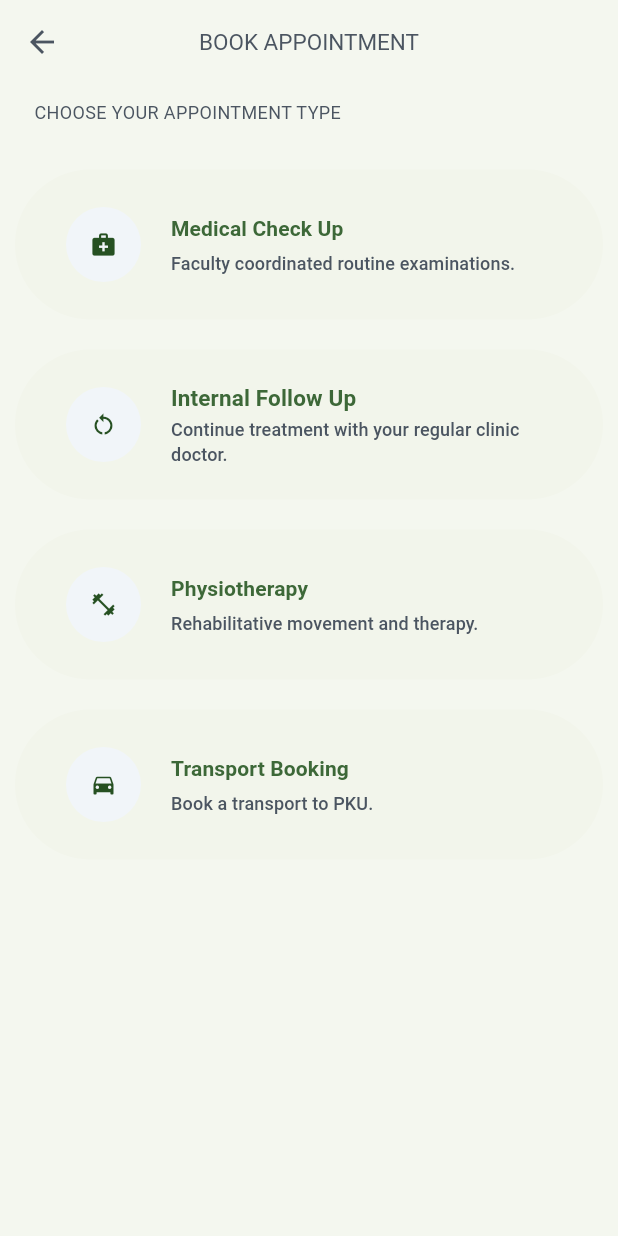
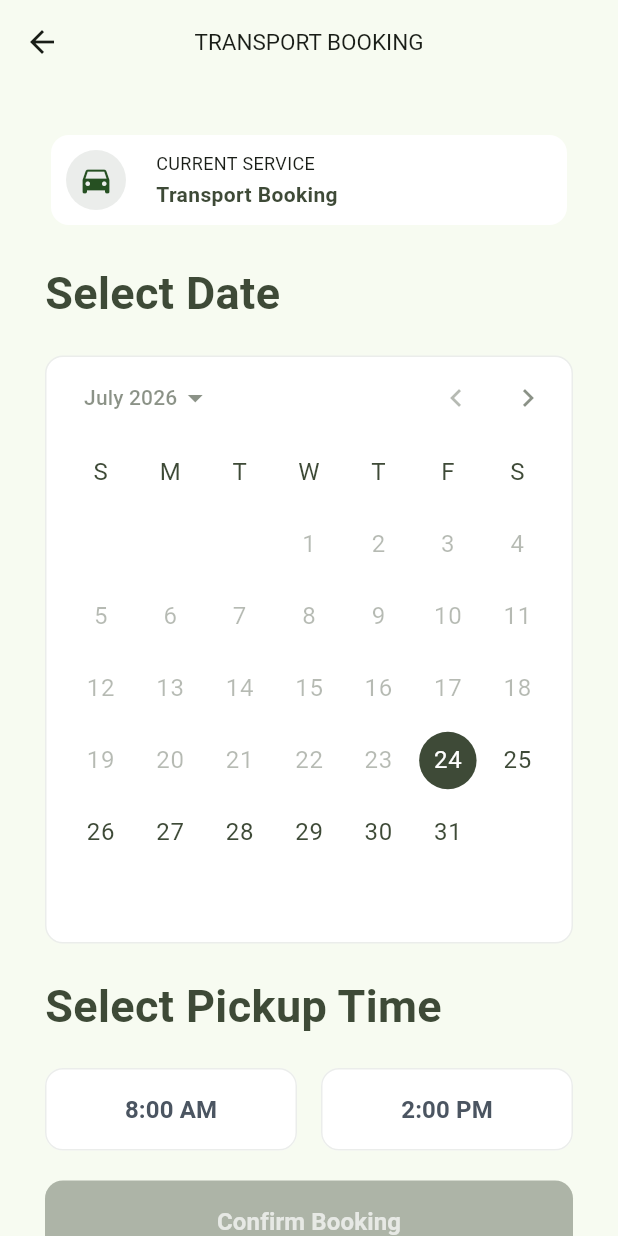
Before and after one commit to MhdShafiqZakaria/sihat-frontend, a Flutter app: the ChooseAppointmentTypePage screen opened directly, after a tap on "Transport Booking", on a phone screen of 412 x 824 dp. Run offline on Flutter 3.47's test engine with Material 3 defaults, Android fonts, the phone set to English and light mode, and no system bars; our stand-ins replace google_fonts.

Commit message:
Add BookingtransportBookingPage, refactor McuBookingpage to include date and time slot selection, and update navigation in ChooseAppointmentTypePage

```diff
--- /dev/null
+++ b/lib/view/appointment/bookingtransport_booking_page.dart
@@ -0,0 +1,186 @@
+// ignore_for_file: file_names
+
+import 'package:flutter/material.dart';
+
+class BookingtransportBookingPage extends StatefulWidget {
+  const BookingtransportBookingPage({super.key});
+
+  @override
+  State<BookingtransportBookingPage> createState() =>
+      _BookingtransportBookingPageState();
+}
+
+class _BookingtransportBookingPageState
+    extends State<BookingtransportBookingPage> {
+  DateTime? _selectedDate;
+  int? _selectedSlot;
+
+  @override
+  Widget build(BuildContext context) {
+    return Scaffold(
+      // backgroundColor: Colors.white,
+      appBar: AppBar(
+        title: const Text("TRANSPORT BOOKING", style: TextStyle(fontSize: 15)),
+        centerTitle: true,
+      ),
+      body: SingleChildScrollView(
+        child: Padding(
+          padding: EdgeInsets.all(30),
+          child: Column(
+            children: [
+              Card(
+                elevation: 0,
+                color: Colors.white,
+                child: Padding(
+                  padding: EdgeInsets.all(10),
+                  child: Row(
+                    children: [
+                      const CircleAvatar(
+                        backgroundColor: Color.fromRGBO(235, 237, 235, 1),
+                        child: Icon(Icons.directions_car),
+                      ),
+                      SizedBox(width: 20),
+                      Column(
+                        mainAxisAlignment: MainAxisAlignment.center,
+                        crossAxisAlignment: CrossAxisAlignment.start,
+                        children: [
+                          Text("CURRENT SERVICE", style: TextStyle(fontSize: 12)),
+                          SizedBox(height: 2),
+                          Text(
+                            "Transport Booking",
+                            style: TextStyle(fontWeight: FontWeight.bold, color: Color.fromRGBO(62, 74, 55, 1)),
+                          ),
+                        ],
+                      )
+                    ],
+                  ),
+                ),
+              ),
+              SizedBox(height: 20),
+              Row(
+                children: [
+                  const Text(
+                    "Select Date",
+                    style: TextStyle(fontSize: 30, fontWeight: FontWeight.bold, color: Color.fromRGBO(62, 74, 55, 1)),
+                  ),
+                ],
+              ),
+              SizedBox(height: 20),
+              Container(
+                padding: const EdgeInsets.symmetric(horizontal: 1, vertical: 1),
+                decoration: BoxDecoration(
+                  color: Colors.white,
+                  borderRadius: BorderRadius.circular(12),
+                  border: Border.all(color: const Color.fromRGBO(235, 237, 235, 1)),
+                ),
+                child: Theme(
+                  data: Theme.of(context).copyWith(
+                    colorScheme: Theme.of(context).colorScheme.copyWith(
+                      primary: const Color.fromRGBO(62, 74, 55, 1),
+                      onPrimary: Colors.white,
+                      surface: Colors.white,
+                      onSurface: const Color.fromRGBO(62, 74, 55, 1),
+                    ),
+                    textButtonTheme: TextButtonThemeData(
+                      style: TextButton.styleFrom(
+                        foregroundColor: const Color.fromRGBO(62, 74, 55, 1),
+                      ),
+                    ),
+                  ),
+                  child: CalendarDatePicker(
+                    initialDate: _selectedDate ?? DateTime.now(),
+                    firstDate: DateTime.now(),
+                    lastDate: DateTime.now().add(const Duration(days: 365)),
+                    onDateChanged: (DateTime date) {
+                      setState(() {
+                        _selectedDate = date;
+                      });
+                    },
+                  ),
+                ),
+              ),
+              SizedBox(height: 20),
+              Row(
+                children: [
+                  const Text(
+                    "Select Pickup Time",
+                    style: TextStyle(fontSize: 30, fontWeight: FontWeight.bold, color: Color.fromRGBO(62, 74, 55, 1)),
+                  ),
+                ],
+              ),
+              SizedBox(height: 20),
+              Row(
+                children: [
+                  Expanded(
+                    child: _timeSlotButton('8:00 AM', 0),
+                  ),
+                  const SizedBox(width: 16),
+                  Expanded(
+                    child: _timeSlotButton('2:00 PM', 1),
+                  ),
+                ],
+              ),
+              SizedBox(height: 20),
+              SizedBox(
+                width: double.infinity,
+                child: ElevatedButton(
+                  onPressed: (_selectedDate != null && _selectedSlot != null)
+                      ? () {
+                          ScaffoldMessenger.of(context).showSnackBar(
+                            const SnackBar(content: Text('Booking confirmed!')),
+                          );
+                        }
+                      : null,
+                  style: ElevatedButton.styleFrom(
+                    backgroundColor: const Color.fromRGBO(62, 74, 55, 1),
+                    foregroundColor: Colors.white,
+                    disabledBackgroundColor:
+                        Color.fromRGBO(62, 74, 55, 1).withValues(alpha: 0.4),
+                    disabledForegroundColor: Colors.white70,
+                    padding: const EdgeInsets.symmetric(vertical: 16),
+                    shape: RoundedRectangleBorder(
+                      borderRadius: BorderRadius.circular(12),
+                    ),
+                  ),
+                  child: const Text(
+                    'Confirm Booking',
+                    style: TextStyle(fontWeight: FontWeight.bold, fontSize: 16),
+                  ),
+                ),
+              ),
+            ],
+          ),
+        ),
+      ),
+    );
+  }
+
+  Widget _timeSlotButton(String label, int slot) {
+    final bool selected = _selectedSlot == slot;
+    return ElevatedButton(
+      onPressed: () => setState(() => _selectedSlot = slot),
+      style: ElevatedButton.styleFrom(
+        elevation: 0,
+        padding: const EdgeInsets.symmetric(vertical: 16),
+        backgroundColor: selected
+            ? const Color.fromRGBO(62, 74, 55, 1)
+            : Colors.white,
+        foregroundColor: selected
+            ? Colors.white
+            : const Color.fromRGBO(75, 85, 97, 1),
+        side: BorderSide(
+          color: selected
+              ? const Color.fromRGBO(62, 74, 55, 1)
+              : const Color.fromRGBO(235, 237, 235, 1),
+        ),
+        shape: RoundedRectangleBorder(
+          borderRadius: BorderRadius.circular(12),
+        ),
+      ),
+      child: Text(
+        label,
+        style: const TextStyle(fontWeight: FontWeight.bold, fontSize: 16),
+      ),
+    );
+  }
+}
--- a/lib/view/appointment/choose_appointment_type_page.dart
+++ b/lib/view/appointment/choose_appointment_type_page.dart
@@ -1,6 +1,7 @@
 // ignore_for_file: camel_case_types, file_names
 
 import 'package:flutter/material.dart';
+import 'package:flutter_test_sihat/view/appointment/bookingtransport_booking_page.dart';
 import 'package:flutter_test_sihat/view/appointment/mcu_booking_page.dart';
 
 double sides = 10;
@@ -31,11 +32,12 @@ class ChooseAppointmentTypePage extends StatelessWidget{
                 style: ElevatedButton.styleFrom(
                 fixedSize: const Size(1000, 100),
                 elevation: 0,
+                backgroundColor: Colors.white
               ),
               onPressed: (){
                 Navigator.push(
                   context,
-                  MaterialPageRoute(builder: (context) => const McuBookingPage()),
+                  MaterialPageRoute(builder: (context) => const McuBookingpage()),
                 );
               },
               child: Padding(
@@ -69,8 +71,11 @@ class ChooseAppointmentTypePage extends StatelessWidget{
               style: ElevatedButton.styleFrom(
                 fixedSize: const Size(1000, 100),
                 elevation: 0,
+                backgroundColor: Colors.white
               ),
-              onPressed: (){},
+              onPressed: (){
+
+              },
               child: Padding(
                 padding: EdgeInsets.only(left: 10, right: 10, top: 20, bottom: 20),
                 child: Row(
@@ -101,6 +106,7 @@ class ChooseAppointmentTypePage extends StatelessWidget{
                 style: ElevatedButton.styleFrom(
                 fixedSize: const Size(1000, 100),
                 elevation: 0,
+                backgroundColor: Colors.white
               ),
               onPressed: (){},
               child: Padding(
@@ -133,8 +139,14 @@ class ChooseAppointmentTypePage extends StatelessWidget{
                 style: ElevatedButton.styleFrom(
                 fixedSize: const Size(1000, 100),
                 elevation: 0,
+                backgroundColor: Colors.white
               ),
-              onPressed: (){},
+              onPressed: (){
+                Navigator.push(
+                  context,
+                  MaterialPageRoute(builder: (context) => const BookingtransportBookingPage()),
+                );
+              },
               child: Padding(
                 padding: EdgeInsets.only(left: 10, right: 10, top: 20, bottom: 20),
                 child: Row(
```
Also changed, not shown: lib/view/appointment/mcu_booking_page.dart (+142 -51 lines), lib/view/appointment/internalfollowup_booking_page.dart (added).
